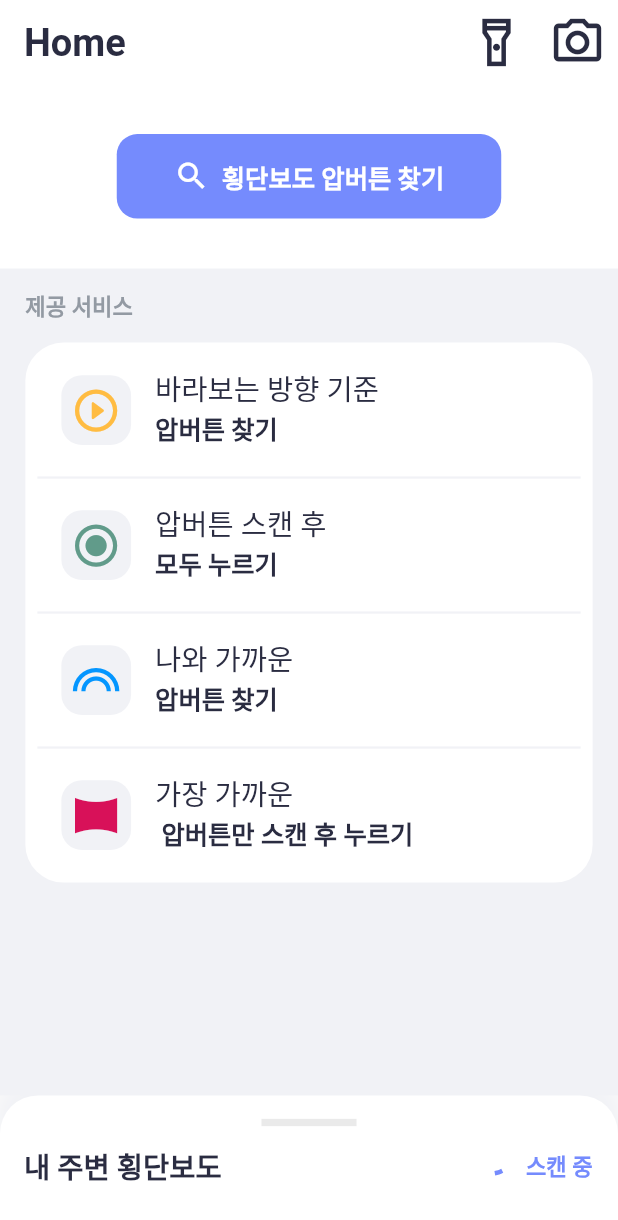
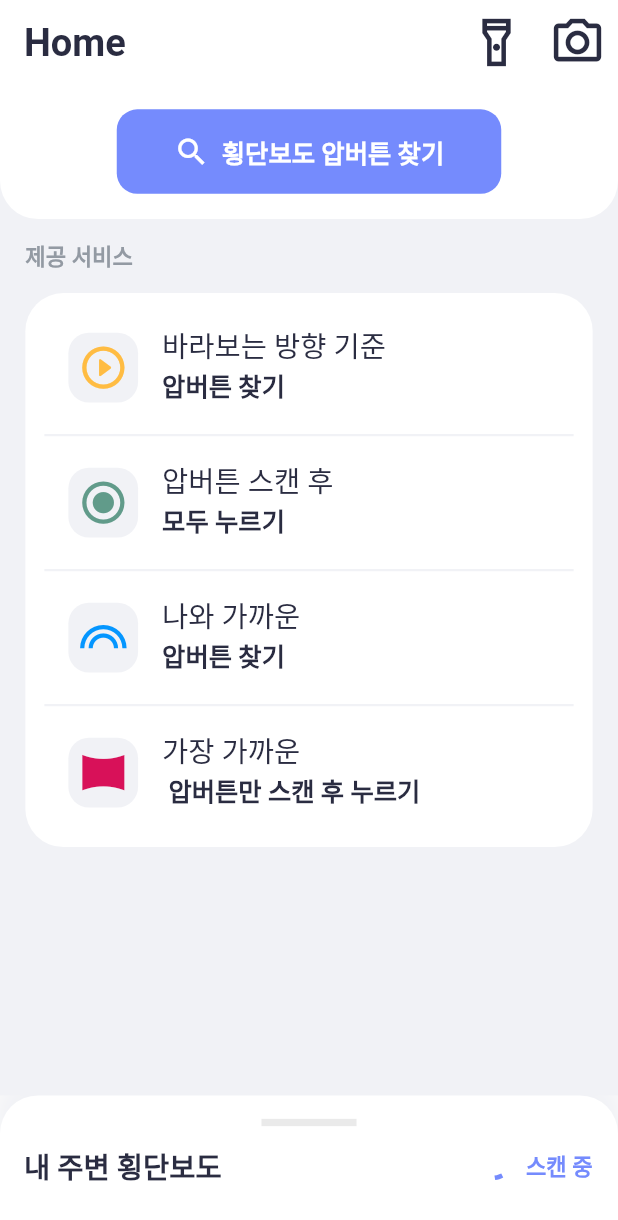
Before and after one commit to hanmango-o/safelight, a Flutter app: the screen it shows after launch, on a phone screen of 412 x 824 dp. Shown: the top 1220 px of the screen. Run offline on Flutter 3.47's test engine with Material 2 defaults, Android fonts, the phone set to English and light mode, and no system bars; our stand-ins replace flutter_blue, flutter_screenutil, flutter_tts, get.

Commit message:
fix : change Elevated Button in HomeView Home 화면의 횡단보도 압버튼 찾기 Elevated Button의 ui를 수정함 손쉬운 사용:더 큰 텍스트 적용시 text가 잘려 출력되지 않는 현상을 없애기 위해 height 대신 padding을 적용함 0.1.0 | 한영찬(hanmango-o) | hanmango.o@gmail.com

```diff
--- a/lib/ui/view/home_view.dart
+++ b/lib/ui/view/home_view.dart
@@ -43,7 +43,7 @@ class _HomeViewState extends State<HomeView> {
       bottomSheet: AnimatedContainer(
         duration: Duration(milliseconds: 1600),
         curve: Curves.fastLinearToSlowEaseIn,
-        height: value ? 620.h : 96.h,
+        height: value ? ScreenUtil.defaultSize.height.h : 96.h,
         decoration: BoxDecoration(
           borderRadius: BorderRadius.vertical(
             top: Radius.circular(SizeTheme.r_md),
@@ -99,7 +99,7 @@ class _HomeViewState extends State<HomeView> {
                   padding: EdgeInsets.only(right: SizeTheme.w_md),
                   child: Center(
                     child: Row(
-                      crossAxisAlignment: CrossAxisAlignment.start,
+                      crossAxisAlignment: CrossAxisAlignment.center,
                       children: [
                         SizedBox(
                           width: 15.w,
@@ -243,8 +243,18 @@ class _HomeViewState extends State<HomeView> {
           crossAxisAlignment: CrossAxisAlignment.center,
           children: <Widget>[
             Container(
+              padding: EdgeInsets.symmetric(
+                vertical: SizeTheme.w_md,
+                horizontal: SizeTheme.h_md,
+              ),
+              decoration: BoxDecoration(
                 color: Theme.of(context).colorScheme.secondary,
-              height: 126.h,
+                borderRadius: BorderRadius.vertical(
+                  bottom: Radius.circular(
+                    SizeTheme.r_md,
+                  ),
+                ),
+              ),
               child: Align(
                 child: ElevatedButton.icon(
                   onPressed: () {
@@ -267,14 +277,15 @@ class _HomeViewState extends State<HomeView> {
                 child: Column(
                   children: [
                     Container(
-                      padding: const EdgeInsets.all(8.0),
+                      padding: EdgeInsets.all(SizeTheme.w_sm),
                       decoration: BoxDecoration(
                         color: Colors.white,
                         borderRadius: BorderRadius.all(
                           Radius.circular(SizeTheme.r_md),
                         ),
                       ),
-                      child: Column(children: [
+                      child: Column(
+                        children: [
                           ListTile(
                             title: Text('바라보는 방향 기준'),
                             subtitle: Text('압버튼 찾기'),
@@ -322,7 +333,8 @@ class _HomeViewState extends State<HomeView> {
                               ),
                             ),
                           ),
-                      ]),
+                        ],
+                      ),
                     ),
                   ],
                 ),
```
Lines whose indentation alone changed are shown as unchanged.
